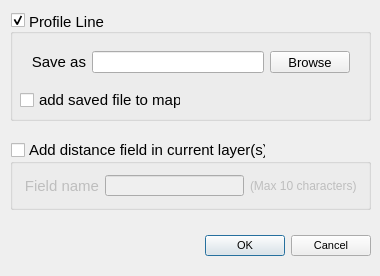
This is ui/lpExportDialog.ui in saburo/LineProfile as Qt 5 draws it before an edit. The edited form follows.
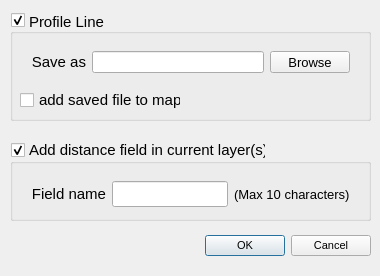
This is the edited form.

The edit to the form file:
```diff
--- a/ui/lpExportDialog.ui
+++ b/ui/lpExportDialog.ui
@@ -10,6 +10,18 @@
     <height>276</height>
    </rect>
   </property>
+  <property name="minimumSize">
+   <size>
+    <width>380</width>
+    <height>276</height>
+   </size>
+  </property>
+  <property name="maximumSize">
+   <size>
+    <width>380</width>
+    <height>276</height>
+   </size>
+  </property>
   <property name="font">
    <font>
     <pointsize>11</pointsize>
@@ -48,7 +60,7 @@
      <x>10</x>
      <y>140</y>
      <width>361</width>
-     <height>70</height>
+     <height>81</height>
     </rect>
    </property>
    <property name="font">
@@ -71,16 +83,28 @@
     <bool>true</bool>
    </property>
    <property name="checked">
-    <bool>false</bool>
+    <bool>true</bool>
    </property>
-   <layout class="QVBoxLayout" name="verticalLayout">
-    <item>
+   <widget class="QWidget" name="">
+    <property name="geometry">
+     <rect>
+      <x>10</x>
+      <y>30</y>
+      <width>341</width>
+      <height>23</height>
+     </rect>
+    </property>
      <layout class="QHBoxLayout" name="horizontalLayout_3">
+     <property name="sizeConstraint">
+      <enum>QLayout::SetMinAndMaxSize</enum>
+     </property>
       <item>
        <widget class="QLabel" name="label_2">
         <property name="font">
          <font>
           <pointsize>11</pointsize>
+         <weight>50</weight>
+         <bold>false</bold>
          </font>
         </property>
         <property name="text">
@@ -102,7 +126,7 @@
        <widget class="QLabel" name="label_3">
         <property name="font">
          <font>
-          <pointsize>9</pointsize>
+         <pointsize>10</pointsize>
          </font>
         </property>
         <property name="text">
@@ -111,8 +135,7 @@
        </widget>
       </item>
      </layout>
-    </item>
-   </layout>
+   </widget>
   </widget>
   <widget class="QGroupBox" name="Grp_SaveShapeFileAs">
    <property name="geometry">
```
Left out of the diff: 8 changed lines with no effect on the pictures. Lines whose indentation alone changed are shown as unchanged.
